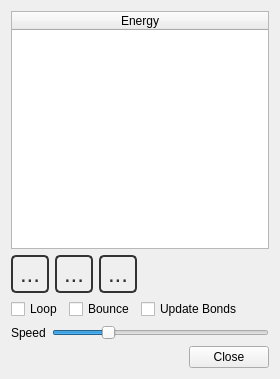
Above: src/Configurator/GeometryListConfigurator.ui from nutjunkie/IQmol before the change. Below: the same form after it.
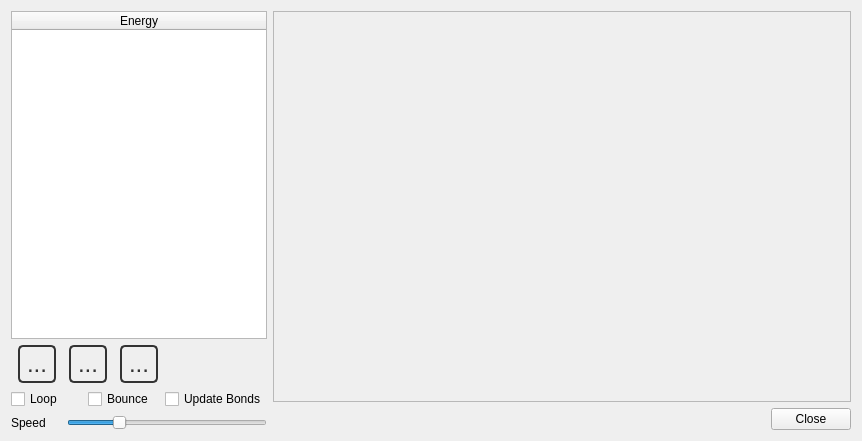
That is the form after the change. Icons and pictures are not drawn.

Commit message: Added 2D plot functionality for frequency spectra and energy profiles

Patch:
```diff
--- a/src/Configurator/GeometryListConfigurator.ui
+++ b/src/Configurator/GeometryListConfigurator.ui
@@ -6,8 +6,8 @@
    <rect>
     <x>0</x>
     <y>0</y>
-    <width>280</width>
-    <height>379</height>
+    <width>862</width>
+    <height>441</height>
    </rect>
   </property>
   <property name="sizePolicy">
@@ -68,9 +68,17 @@
    font-size: 12px;
 }</string>
   </property>
-  <layout class="QVBoxLayout" name="verticalLayout">
+  <layout class="QHBoxLayout" name="horizontalLayout_3">
+   <item>
+    <layout class="QVBoxLayout" name="verticalLayout_2">
    <item>
     <widget class="QTableWidget" name="energyTable">
+       <property name="sizePolicy">
+        <sizepolicy hsizetype="Fixed" vsizetype="Expanding">
+         <horstretch>0</horstretch>
+         <verstretch>0</verstretch>
+        </sizepolicy>
+       </property>
      <property name="editTriggers">
       <set>QAbstractItemView::NoEditTriggers</set>
      </property>
@@ -166,9 +174,12 @@
        <property name="orientation">
         <enum>Qt::Horizontal</enum>
        </property>
+         <property name="sizeType">
+          <enum>QSizePolicy::Fixed</enum>
+         </property>
        <property name="sizeHint" stdset="0">
         <size>
-         <width>40</width>
+           <width>100</width>
          <height>20</height>
         </size>
        </property>
@@ -208,25 +219,18 @@
        </property>
       </widget>
      </item>
-     <item>
-      <spacer name="horizontalSpacer_3">
-       <property name="orientation">
-        <enum>Qt::Horizontal</enum>
-       </property>
-       <property name="sizeHint" stdset="0">
-        <size>
-         <width>10</width>
-         <height>20</height>
-        </size>
-       </property>
-      </spacer>
-     </item>
     </layout>
    </item>
    <item>
     <layout class="QHBoxLayout" name="horizontalLayout_4">
      <item>
       <widget class="QLabel" name="speedLabel">
+         <property name="sizePolicy">
+          <sizepolicy hsizetype="Preferred" vsizetype="Preferred">
+           <horstretch>0</horstretch>
+           <verstretch>0</verstretch>
+          </sizepolicy>
+         </property>
        <property name="text">
         <string>Speed</string>
        </property>
@@ -234,6 +238,18 @@
      </item>
      <item>
       <widget class="QSlider" name="speedSlider">
+         <property name="sizePolicy">
+          <sizepolicy hsizetype="Fixed" vsizetype="Fixed">
+           <horstretch>0</horstretch>
+           <verstretch>0</verstretch>
+          </sizepolicy>
+         </property>
+         <property name="minimumSize">
+          <size>
+           <width>200</width>
+           <height>0</height>
+          </size>
+         </property>
        <property name="toolTip">
         <string>Controls the speed of animation</string>
        </property>
@@ -253,6 +269,29 @@
      </item>
     </layout>
    </item>
+    </layout>
+   </item>
+   <item>
+    <layout class="QVBoxLayout" name="verticalLayout">
+     <item>
+      <widget class="QFrame" name="plotFrame">
+       <property name="sizePolicy">
+        <sizepolicy hsizetype="Expanding" vsizetype="Expanding">
+         <horstretch>0</horstretch>
+         <verstretch>0</verstretch>
+        </sizepolicy>
+       </property>
+       <property name="contextMenuPolicy">
+        <enum>Qt::DefaultContextMenu</enum>
+       </property>
+       <property name="frameShape">
+        <enum>QFrame::StyledPanel</enum>
+       </property>
+       <property name="frameShadow">
+        <enum>QFrame::Raised</enum>
+       </property>
+      </widget>
+     </item>
    <item>
     <layout class="QHBoxLayout" name="horizontalLayout">
      <item>
@@ -281,6 +320,8 @@
     </layout>
    </item>
   </layout>
+   </item>
+  </layout>
  </widget>
  <resources>
   <include location="../IQmol/IQmol.qrc"/>
```
Left out of the diff: 8 changed lines with no effect on the pictures. Lines whose indentation alone changed are shown as unchanged. The commit also changes 18 other files.
